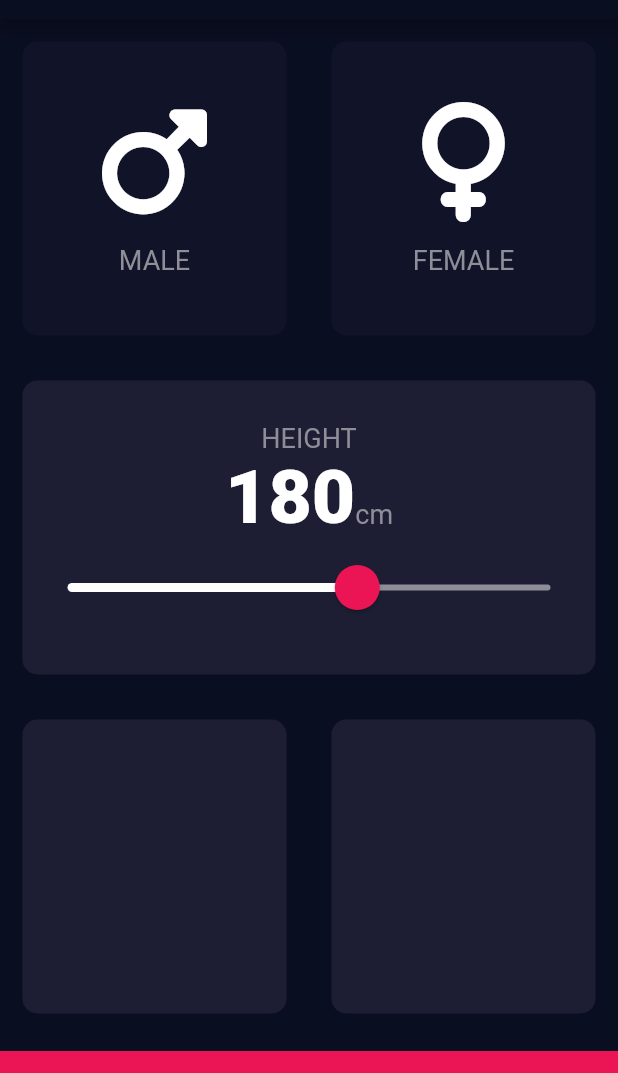
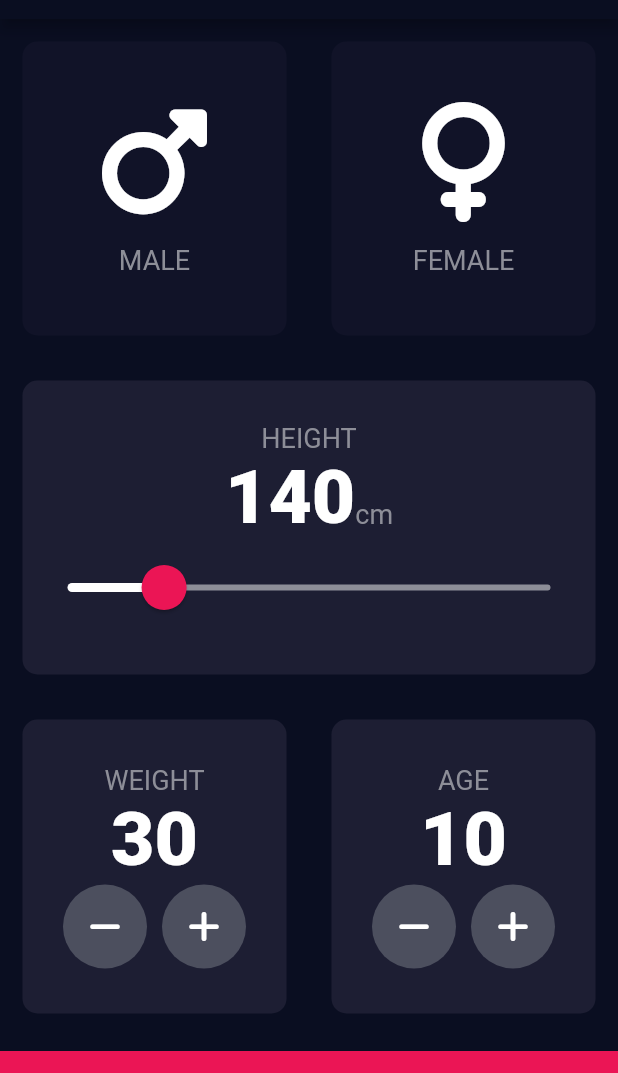
Before and after one commit to hicretay/bmi_calculator, a Flutter app: the screen it shows after launch, on a phone screen of 412 x 824 dp, the part 65-1138 px from its top. Run offline on Flutter 3.47's test engine with Material 2 defaults, Android fonts, the phone set to English and light mode, and no system bars; our stand-ins replace font_awesome_flutter.

Commit message:
weihgt and age cards added

```diff
--- a/lib/input_page.dart
+++ b/lib/input_page.dart
@@ -18,7 +18,9 @@ class InputPage extends StatefulWidget {
 
 class _InputPageState extends State<InputPage> {
   Gender? selectedGender;
-  int height = 180;
+  int height = 140;
+  int weight = 30;
+  int age = 10;
 
   @override
   Widget build(BuildContext context) {
@@ -115,10 +117,72 @@ class _InputPageState extends State<InputPage> {
             child: Row(
               children: [
                 Expanded(
-                  child: ReusableCard(colour: activeCardColor),
+                  child: ReusableCard(
+                    colour: activeCardColor,
+                    cardChild: Column(
+                      mainAxisAlignment: MainAxisAlignment.center,
+                      children: [
+                        Text('WEIGHT', style: labelTextStyle),
+                        Text(weight.toString(), style: numberTextStyle),
+                        Row(
+                          mainAxisAlignment: MainAxisAlignment.center,
+                          children: [
+                            RoundIconButton(
+                              child: Icon(FontAwesomeIcons.minus),
+                              onPressed: () {
+                                setState(() {
+                                  weight--;
+                                });
+                              },
+                            ),
+                            SizedBox(width: 10),
+                            RoundIconButton(
+                              child: Icon(FontAwesomeIcons.plus),
+                              onPressed: () {
+                                setState(() {
+                                  weight++;
+                                });
+                              },
+                            ),
+                          ],
+                        ),
+                      ],
+                    ),
+                  ),
                 ),
                 Expanded(
-                  child: ReusableCard(colour: activeCardColor),
+                  child: ReusableCard(
+                    colour: activeCardColor,
+                    cardChild: Column(
+                      mainAxisAlignment: MainAxisAlignment.center,
+                      children: [
+                        Text('AGE', style: labelTextStyle),
+                        Text(age.toString(), style: numberTextStyle),
+                        Row(
+                          mainAxisAlignment: MainAxisAlignment.center,
+                          children: [
+                            RoundIconButton(
+                              child: Icon(FontAwesomeIcons.minus),
+                              onPressed: () {
+                                setState(() {
+                                  age--;
+                                });
+                              },
+                            ),
+                            SizedBox(width: 10),
+                            RoundIconButton(
+                              child: Icon(FontAwesomeIcons.plus),
+                              onPressed: () {
+                                setState(() {
+                                  age++;
+                                });
+                              },
+                            ),
+                          ],
+                        ),
+                      ],
+                    ),
+                  ),
                 ),
               ],
             ),
@@ -134,3 +198,21 @@ class _InputPageState extends State<InputPage> {
     );
   }
 }
+
+class RoundIconButton extends StatelessWidget {
+  final Widget child;
+  final VoidCallback onPressed;
+  const RoundIconButton({Key? key, required this.child, required this.onPressed}) : super(key: key);
+
+  @override
+  Widget build(BuildContext context) {
+    return RawMaterialButton(
+      elevation: 0.0,
+      constraints: BoxConstraints.tightFor(width: 56.0, height: 56.0),
+      shape: CircleBorder(),
+      fillColor: Color(0xff4c4f5e),
+      onPressed: onPressed,
+      child: child,
+    );
+  }
+}
```
